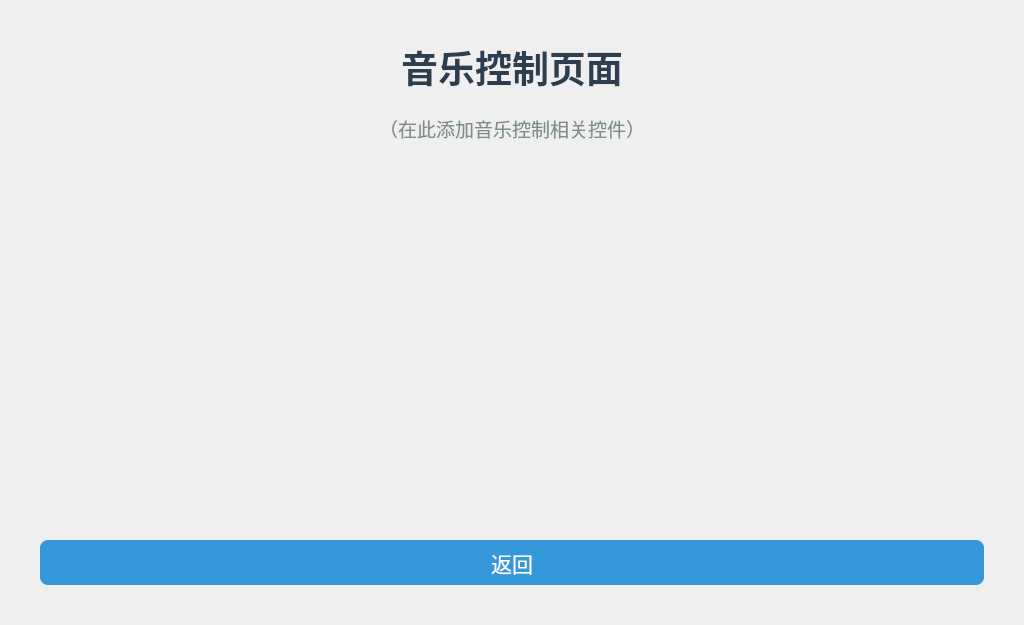
First picture: the form in ui/MusicDialog.ui, repository zwq1270033721/my_mp157_smart_home_panel, before the edit.
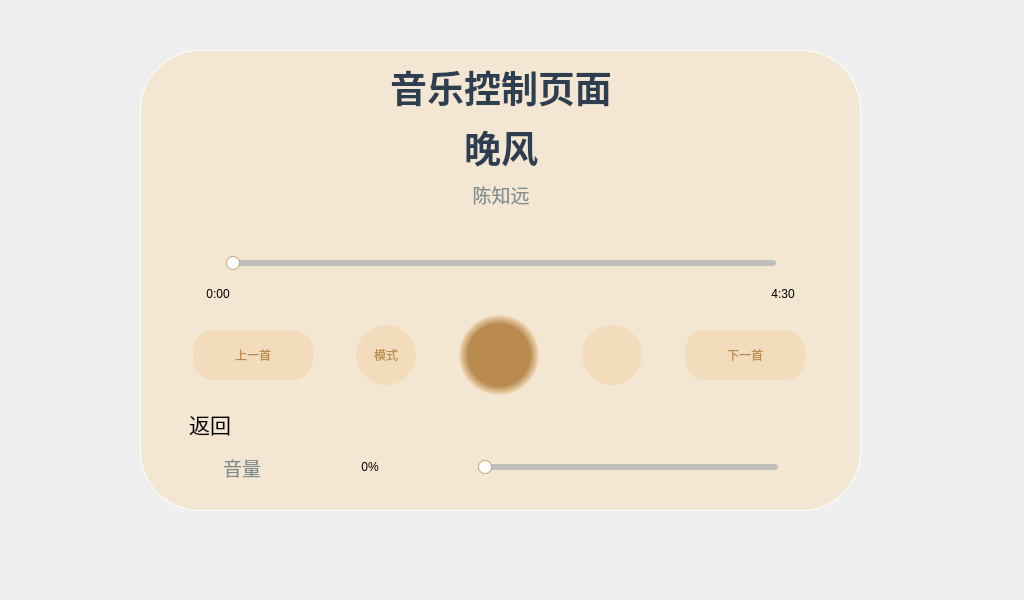
Second picture: the form after the edit. Icons and pictures are not drawn.

Diff of the .ui file:
```diff
--- a/ui/MusicDialog.ui
+++ b/ui/MusicDialog.ui
@@ -7,96 +7,647 @@
     <x>0</x>
     <y>0</y>
     <width>1024</width>
-    <height>625</height>
+    <height>600</height>
    </rect>
   </property>
   <property name="minimumSize">
    <size>
     <width>1024</width>
-    <height>625</height>
+    <height>600</height>
    </size>
   </property>
   <property name="maximumSize">
    <size>
     <width>1024</width>
-    <height>625</height>
+    <height>600</height>
    </size>
   </property>
   <property name="windowTitle">
    <string>音乐控制</string>
   </property>
-  <layout class="QVBoxLayout" name="verticalLayout">
-   <property name="spacing">
-    <number>20</number>
+  <widget class="QLabel" name="bgMusic">
+   <property name="geometry">
+    <rect>
+     <x>0</x>
+     <y>0</y>
+     <width>1024</width>
+     <height>600</height>
+    </rect>
    </property>
-   <property name="leftMargin">
-    <number>40</number>
+   <property name="minimumSize">
+    <size>
+     <width>1024</width>
+     <height>600</height>
+    </size>
    </property>
-   <property name="topMargin">
-    <number>40</number>
+   <property name="maximumSize">
+    <size>
+     <width>1024</width>
+     <height>600</height>
+    </size>
    </property>
-   <property name="rightMargin">
-    <number>40</number>
+   <property name="styleSheet">
+    <string notr="true">border-image: url(:/icons/res/icons/music/bg_music.svg);</string>
    </property>
-   <property name="bottomMargin">
-    <number>40</number>
+   <property name="text">
+    <string/>
    </property>
-   <item>
-    <widget class="QLabel" name="labelTitle">
-     <property name="styleSheet">
-      <string notr="true">font-size:28pt; font-weight:bold; color:#2c3e50;</string>
-     </property>
-     <property name="text">
-      <string>音乐控制页面</string>
-     </property>
-     <property name="alignment">
-      <set>Qt::AlignCenter</set>
-     </property>
-    </widget>
-   </item>
-   <item>
-    <widget class="QLabel" name="labelHint">
-     <property name="styleSheet">
-      <string notr="true">font-size:14pt; color:#7f8c8d;</string>
-     </property>
-     <property name="text">
-      <string>（在此添加音乐控制相关控件）</string>
-     </property>
-     <property name="alignment">
-      <set>Qt::AlignCenter</set>
-     </property>
-    </widget>
-   </item>
-   <item>
-    <spacer name="verticalSpacer">
-     <property name="orientation">
-      <enum>Qt::Vertical</enum>
-     </property>
-     <property name="sizeHint" stdset="0">
-      <size>
-       <width>20</width>
-       <height>40</height>
-      </size>
-     </property>
-    </spacer>
-   </item>
-   <item>
-    <widget class="QPushButton" name="btnBack">
-     <property name="minimumSize">
-      <size>
-       <width>120</width>
-       <height>45</height>
-      </size>
-     </property>
-     <property name="styleSheet">
-      <string notr="true">QPushButton{background-color:#3498db;color:white;border-radius:8px;font-size:16pt;}QPushButton:pressed{background-color:#2980b9;}</string>
-     </property>
-     <property name="text">
-      <string>返回</string>
-     </property>
-    </widget>
-   </item>
-  </layout>
+  </widget>
+  <widget class="QFrame" name="cardMusic">
+   <property name="geometry">
+    <rect>
+     <x>140</x>
+     <y>50</y>
+     <width>721</width>
+     <height>461</height>
+    </rect>
+   </property>
+   <property name="styleSheet">
+    <string notr="true">QFrame#cardMusic{
+	border-radius:60px;
+	border:1px solid white;
+	
+	background-color: rgb(243, 231, 211);
+}</string>
+   </property>
+   <property name="frameShape">
+    <enum>QFrame::StyledPanel</enum>
+   </property>
+   <property name="frameShadow">
+    <enum>QFrame::Raised</enum>
+   </property>
+   <layout class="QVBoxLayout" name="verticalLayout_2">
+    <item>
+     <layout class="QHBoxLayout" name="horizontalLayout_2">
+      <item>
+       <spacer name="horizontalSpacer">
+        <property name="orientation">
+         <enum>Qt::Horizontal</enum>
+        </property>
+        <property name="sizeHint" stdset="0">
+         <size>
+          <width>40</width>
+          <height>20</height>
+         </size>
+        </property>
+       </spacer>
+      </item>
+      <item>
+       <layout class="QVBoxLayout" name="verticalLayout">
+        <item>
+         <widget class="QLabel" name="labelTitle">
+          <property name="styleSheet">
+           <string notr="true">font-size:28pt; font-weight:bold; color:#2c3e50;</string>
+          </property>
+          <property name="text">
+           <string>音乐控制页面</string>
+          </property>
+          <property name="alignment">
+           <set>Qt::AlignCenter</set>
+          </property>
+         </widget>
+        </item>
+        <item>
+         <widget class="QLabel" name="lblSong">
+          <property name="styleSheet">
+           <string notr="true">font-size:28pt; font-weight:bold; color:#2c3e50;</string>
+          </property>
+          <property name="text">
+           <string>晚风</string>
+          </property>
+          <property name="alignment">
+           <set>Qt::AlignCenter</set>
+          </property>
+         </widget>
+        </item>
+        <item>
+         <widget class="QLabel" name="lblArtist">
+          <property name="styleSheet">
+           <string notr="true">font-size:14pt; color:#7f8c8d;</string>
+          </property>
+          <property name="text">
+           <string>陈知远</string>
+          </property>
+          <property name="alignment">
+           <set>Qt::AlignCenter</set>
+          </property>
+         </widget>
+        </item>
+       </layout>
+      </item>
+      <item>
+       <spacer name="horizontalSpacer_2">
+        <property name="orientation">
+         <enum>Qt::Horizontal</enum>
+        </property>
+        <property name="sizeHint" stdset="0">
+         <size>
+          <width>40</width>
+          <height>20</height>
+         </size>
+        </property>
+       </spacer>
+      </item>
+     </layout>
+    </item>
+    <item>
+     <spacer name="verticalSpacer_2">
+      <property name="orientation">
+       <enum>Qt::Vertical</enum>
+      </property>
+      <property name="sizeHint" stdset="0">
+       <size>
+        <width>20</width>
+        <height>40</height>
+       </size>
+      </property>
+     </spacer>
+    </item>
+    <item>
+     <layout class="QHBoxLayout" name="horizontalLayout_3">
+      <item>
+       <spacer name="horizontalSpacer_3">
+        <property name="orientation">
+         <enum>Qt::Horizontal</enum>
+        </property>
+        <property name="sizeHint" stdset="0">
+         <size>
+          <width>40</width>
+          <height>20</height>
+         </size>
+        </property>
+       </spacer>
+      </item>
+      <item>
+       <widget class="QSlider" name="sliderProgress">
+        <property name="minimumSize">
+         <size>
+          <width>550</width>
+          <height>20</height>
+         </size>
+        </property>
+        <property name="maximumSize">
+         <size>
+          <width>550</width>
+          <height>20</height>
+         </size>
+        </property>
+        <property name="styleSheet">
+         <string notr="true">QSlider::horizontal{
+height:6px;
+}
+QSlider::groove:horizontal{
+background: rgb(192, 191, 188);
+border-radius:3px;
+height:6px;
+
+}
+QSlider::sub-page:horizontal{
+border-radius:3px;
+background: rgb(255, 204, 91);
+}
+QSlider::handle:horizontal{
+width:14px;
+height:14px;
+margin:-4px 0;
+border-radius:7px;
+background-color: qradialgradient(spread:pad, cx:0.5, cy:0.5, radius:0.5, fx:0.5, fy:0.505682, stop:0.777202  rgba(255, 255, 255, 255), stop:1#B98B4F);
+}
+</string>
+        </property>
+        <property name="maximum">
+         <number>270</number>
+        </property>
+        <property name="orientation">
+         <enum>Qt::Horizontal</enum>
+        </property>
+       </widget>
+      </item>
+      <item>
+       <spacer name="horizontalSpacer_4">
+        <property name="orientation">
+         <enum>Qt::Horizontal</enum>
+        </property>
+        <property name="sizeHint" stdset="0">
+         <size>
+          <width>40</width>
+          <height>20</height>
+         </size>
+        </property>
+       </spacer>
+      </item>
+     </layout>
+    </item>
+    <item>
+     <layout class="QHBoxLayout" name="horizontalLayout_4">
+      <item>
+       <spacer name="horizontalSpacer_6">
+        <property name="orientation">
+         <enum>Qt::Horizontal</enum>
+        </property>
+        <property name="sizeHint" stdset="0">
+         <size>
+          <width>40</width>
+          <height>20</height>
+         </size>
+        </property>
+       </spacer>
+      </item>
+      <item>
+       <widget class="QLabel" name="lblCurTime">
+        <property name="minimumSize">
+         <size>
+          <width>60</width>
+          <height>30</height>
+         </size>
+        </property>
+        <property name="maximumSize">
+         <size>
+          <width>60</width>
+          <height>30</height>
+         </size>
+        </property>
+        <property name="text">
+         <string>&lt;html&gt;&lt;head/&gt;&lt;body&gt;&lt;p align=&quot;center&quot;&gt;0:00&lt;/p&gt;&lt;/body&gt;&lt;/html&gt;</string>
+        </property>
+       </widget>
+      </item>
+      <item>
+       <spacer name="horizontalSpacer_5">
+        <property name="orientation">
+         <enum>Qt::Horizontal</enum>
+        </property>
+        <property name="sizeHint" stdset="0">
+         <size>
+          <width>500</width>
+          <height>20</height>
+         </size>
+        </property>
+       </spacer>
+      </item>
+      <item>
+       <widget class="QLabel" name="lblTotalTime">
+        <property name="minimumSize">
+         <size>
+          <width>60</width>
+          <height>30</height>
+         </size>
+        </property>
+        <property name="maximumSize">
+         <size>
+          <width>60</width>
+          <height>30</height>
+         </size>
+        </property>
+        <property name="text">
+         <string>&lt;html&gt;&lt;head/&gt;&lt;body&gt;&lt;p align=&quot;center&quot;&gt;4:30&lt;/p&gt;&lt;/body&gt;&lt;/html&gt;</string>
+        </property>
+       </widget>
+      </item>
+      <item>
+       <spacer name="horizontalSpacer_7">
+        <property name="orientation">
+         <enum>Qt::Horizontal</enum>
+        </property>
+        <property name="sizeHint" stdset="0">
+         <size>
+          <width>40</width>
+          <height>20</height>
+         </size>
+        </property>
+       </spacer>
+      </item>
+     </layout>
+    </item>
+    <item>
+     <layout class="QHBoxLayout" name="horizontalLayout">
+      <property name="spacing">
+       <number>0</number>
+      </property>
+      <item>
+       <widget class="QPushButton" name="btnPrevText">
+        <property name="minimumSize">
+         <size>
+          <width>120</width>
+          <height>50</height>
+         </size>
+        </property>
+        <property name="maximumSize">
+         <size>
+          <width>120</width>
+          <height>50</height>
+         </size>
+        </property>
+        <property name="styleSheet">
+         <string notr="true">QPushButton{
+border-radius:20px;
+	color: #B98B4F;
+background-color: rgb(243, 220, 187);
+}
+QPushButton:pressed{
+background-color:rgb(255, 204, 91);
+
+}</string>
+        </property>
+        <property name="text">
+         <string>上一首</string>
+        </property>
+       </widget>
+      </item>
+      <item>
+       <widget class="QPushButton" name="btnPlaymode">
+        <property name="minimumSize">
+         <size>
+          <width>60</width>
+          <height>60</height>
+         </size>
+        </property>
+        <property name="maximumSize">
+         <size>
+          <width>60</width>
+          <height>60</height>
+         </size>
+        </property>
+        <property name="styleSheet">
+         <string notr="true">QPushButton{
+border-radius:30px;
+	color: #B98B4F;
+background-color: rgb(243, 220, 187);
+}
+QPushButton:pressed{
+background-color:rgb(255, 204, 91);
+
+}</string>
+        </property>
+        <property name="text">
+         <string>模式</string>
+        </property>
+       </widget>
+      </item>
+      <item>
+       <widget class="QPushButton" name="btnPlay">
+        <property name="minimumSize">
+         <size>
+          <width>80</width>
+          <height>80</height>
+         </size>
+        </property>
+        <property name="maximumSize">
+         <size>
+          <width>80</width>
+          <height>80</height>
+         </size>
+        </property>
+        <property name="styleSheet">
+         <string notr="true">QPushButton{
+border-radius:40px;
+	image: url(:/icons/res/icons/music/icon_play.svg);
+	
+	
+background-color: qradialgradient(spread:pad, cx:0.5, cy:0.5, radius:0.5, fx:0.5, fy:0.505682, stop:0.777202 #B98B4F, stop:1 rgb(243, 220, 187));
+}
+QPushButton:pressed{
+border-radius:40px;
+	image: url(:/icons/res/icons/music/icon_play.svg);
+	
+	
+background-color: qradialgradient(spread:pad, cx:0.5, cy:0.5, radius:0.5, fx:0.5, fy:0.505682, stop:0.777202 rgb(46, 194, 126), stop:1 rgb(243, 220, 187));
+}</string>
+        </property>
+        <property name="text">
+         <string/>
+        </property>
+        <property name="checkable">
+         <bool>true</bool>
+        </property>
+       </widget>
+      </item>
+      <item>
+       <widget class="QPushButton" name="btnNext">
+        <property name="minimumSize">
+         <size>
+          <width>60</width>
+          <height>60</height>
+         </size>
+        </property>
+        <property name="maximumSize">
+         <size>
+          <width>60</width>
+          <height>60</height>
+         </size>
+        </property>
+        <property name="styleSheet">
+         <string notr="true">QPushButton{
+border-radius:30px;
+	image: url(:/icons/res/icons/music/icon_next.svg);
+	
+	background-color: rgb(243, 220, 187);
+}</string>
+        </property>
+        <property name="text">
+         <string/>
+        </property>
+       </widget>
+      </item>
+      <item>
+       <widget class="QPushButton" name="btnNextText">
+        <property name="minimumSize">
+         <size>
+          <width>120</width>
+          <height>50</height>
+         </size>
+        </property>
+        <property name="maximumSize">
+         <size>
+          <width>120</width>
+          <height>50</height>
+         </size>
+        </property>
+        <property name="styleSheet">
+         <string notr="true">QPushButton{
+border-radius:20px;
+	color: #B98B4F;
+background-color: rgb(243, 220, 187);
+}
+QPushButton:pressed{
+background-color:rgb(255, 204, 91);
+
+}</string>
+        </property>
+        <property name="text">
+         <string>下一首</string>
+        </property>
+       </widget>
+      </item>
+     </layout>
+    </item>
+    <item>
+     <layout class="QHBoxLayout" name="horizontalLayout_5">
+      <item>
+       <widget class="QPushButton" name="btnBack">
+        <property name="minimumSize">
+         <size>
+          <width>120</width>
+          <height>45</height>
+         </size>
+        </property>
+        <property name="maximumSize">
+         <size>
+          <width>120</width>
+          <height>45</height>
+         </size>
+        </property>
+        <property name="styleSheet">
+         <string notr="true">QPushButton{
+background-color:rgb(243, 231, 211);
+color:rgb(0, 0, 0);
+border-radius:8px;
+font-size:16pt;
+}
+QPushButton:pressed{
+background-color:rgb(243, 220, 187);
+
+}
+</string>
+        </property>
+        <property name="text">
+         <string>返回</string>
+        </property>
+        <property name="icon">
+         <iconset resource="../res.qrc">
+          <normaloff>:/icons/res/icons/music/icon_back.svg</normaloff>:/icons/res/icons/music/icon_back.svg</iconset>
+        </property>
+        <property name="iconSize">
+         <size>
+          <width>40</width>
+          <height>40</height>
+         </size>
+        </property>
+       </widget>
+      </item>
+      <item>
+       <spacer name="horizontalSpacer_8">
+        <property name="orientation">
+         <enum>Qt::Horizontal</enum>
+        </property>
+        <property name="sizeHint" stdset="0">
+         <size>
+          <width>200</width>
+          <height>20</height>
+         </size>
+        </property>
+       </spacer>
+      </item>
+     </layout>
+    </item>
+    <item>
+     <layout class="QHBoxLayout" name="horizontalLayout_6">
+      <item>
+       <widget class="QLabel" name="lblsound">
+        <property name="minimumSize">
+         <size>
+          <width>40</width>
+          <height>30</height>
+         </size>
+        </property>
+        <property name="maximumSize">
+         <size>
+          <width>40</width>
+          <height>30</height>
+         </size>
+        </property>
+        <property name="styleSheet">
+         <string notr="true">font-size:14pt; color:#7f8c8d;</string>
+        </property>
+        <property name="text">
+         <string>音量</string>
+        </property>
+        <property name="alignment">
+         <set>Qt::AlignCenter</set>
+        </property>
+       </widget>
+      </item>
+      <item>
+       <widget class="QLabel" name="lblCurTimesound">
+        <property name="minimumSize">
+         <size>
+          <width>60</width>
+          <height>30</height>
+         </size>
+        </property>
+        <property name="maximumSize">
+         <size>
+          <width>60</width>
+          <height>30</height>
+         </size>
+        </property>
+        <property name="text">
+         <string>&lt;html&gt;&lt;head/&gt;&lt;body&gt;&lt;p align=&quot;center&quot;&gt;0%&lt;/p&gt;&lt;/body&gt;&lt;/html&gt;</string>
+        </property>
+       </widget>
+      </item>
+      <item>
+       <widget class="QSlider" name="sliderProgresssound">
+        <property name="minimumSize">
+         <size>
+          <width>300</width>
+          <height>20</height>
+         </size>
+        </property>
+        <property name="maximumSize">
+         <size>
+          <width>300</width>
+          <height>20</height>
+         </size>
+        </property>
+        <property name="styleSheet">
+         <string notr="true">QSlider::horizontal{
+height:6px;
+}
+QSlider::groove:horizontal{
+background: rgb(192, 191, 188);
+border-radius:3px;
+height:6px;
+
+}
+QSlider::sub-page:horizontal{
+border-radius:3px;
+background:rgb(46, 194, 126);
+}
+QSlider::handle:horizontal{
+width:14px;
+height:14px;
+margin:-4px 0;
+border-radius:7px;
+background-color: qradialgradient(spread:pad, cx:0.5, cy:0.5, radius:0.5, fx:0.5, fy:0.505682, stop:0.777202  rgba(255, 255, 255, 255), stop:1#B98B4F);
+}
+</string>
+        </property>
+        <property name="maximum">
+         <number>270</number>
+        </property>
+        <property name="orientation">
+         <enum>Qt::Horizontal</enum>
+        </property>
+       </widget>
+      </item>
+     </layout>
+    </item>
+    <item>
+     <spacer name="verticalSpacer">
+      <property name="orientation">
+       <enum>Qt::Vertical</enum>
+      </property>
+      <property name="sizeHint" stdset="0">
+       <size>
+        <width>20</width>
+        <height>20</height>
+       </size>
+      </property>
+     </spacer>
+    </item>
+   </layout>
+  </widget>
  </widget>
  <resources/>
  <connections/>
```
Left out of the diff: 4 changed lines with no effect on the pictures.
